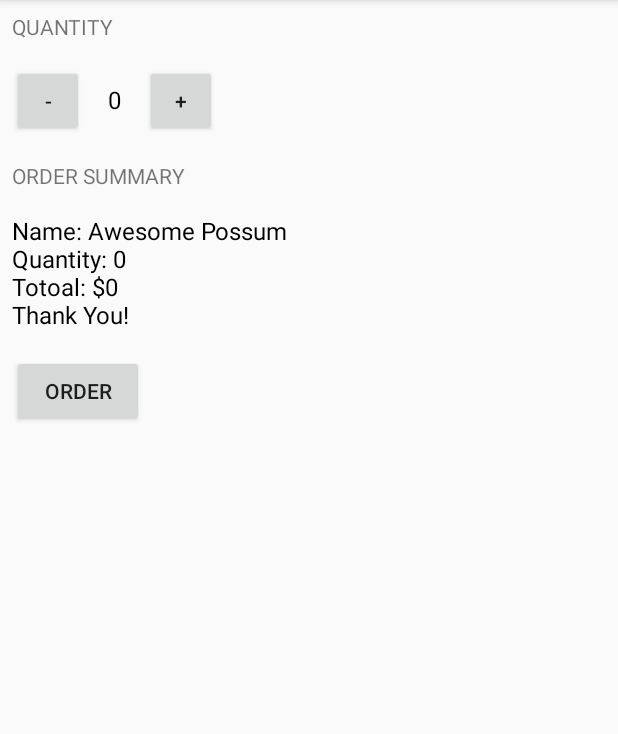
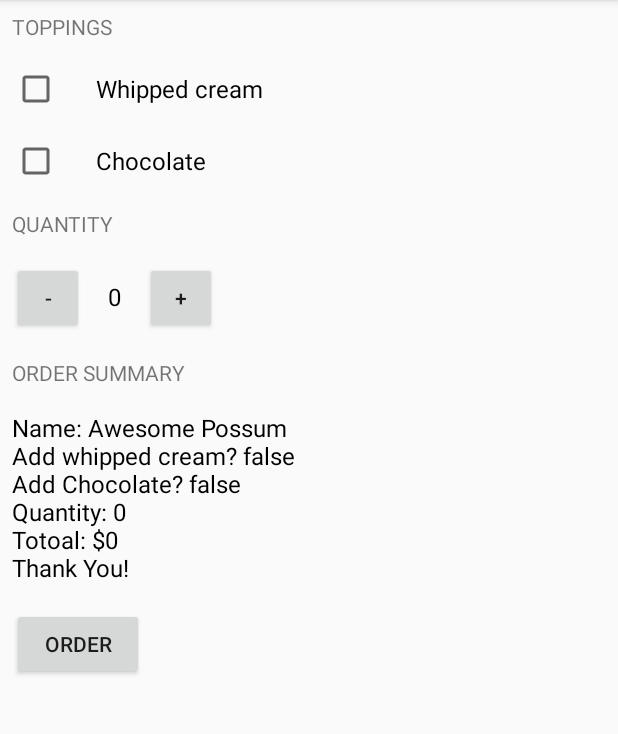
Before and after one commit to prateekgarg/justJava, an Android app: the screen it shows after launch (MainActivity), after a tap on "ORDER", on a phone screen of 412 x 824 dp, the part 84-818 px from its top. Run offline under Robolectric (Android 15) with nearby library versions, the phone set to English and light mode, and no system bars.

Commit message:
Completed till lesson 6, lesson 6

```diff
--- a/app/src/main/java/com/example/prateekgarg/justjava/MainActivity.java
+++ b/app/src/main/java/com/example/prateekgarg/justjava/MainActivity.java
@@ -5,9 +5,8 @@ package com.example.prateekgarg.justjava;
 import android.os.Bundle;
 import android.support.v7.app.AppCompatActivity;
 import android.view.View;
+import android.widget.CheckBox;
 import android.widget.TextView;
-
-import java.text.NumberFormat;
 
 public class MainActivity extends AppCompatActivity {
     int quantity = 0;
@@ -23,8 +22,11 @@ public class MainActivity extends AppCompatActivity {
      */
     public void submitOrder(View view) {
         int price = calculatePrice();
-
-        displayMessage(createOrderSummary(price));
+        boolean whippedCreamState = ((CheckBox) findViewById(R.id.whipped_cream_checkbox)).isChecked();
+        boolean chocolateState = ((CheckBox) findViewById(R.id.chocolate_checkbox)).isChecked();
+        //Log.v("Whipped Cream checkbox",  "" + whippedCreamState);
+        //Log.v("Chocolate checkbox",  "" + chocolateState);
+        displayMessage(createOrderSummary(price, whippedCreamState, chocolateState));
     }
 
     /**
@@ -40,6 +42,7 @@ public class MainActivity extends AppCompatActivity {
      */
     private void displayMessage(String message) {
         TextView orderSummaryTextView = findViewById(R.id.order_summary_text_view);
+        //orderSummaryTextView.
         orderSummaryTextView.setText(message);
     }
 
@@ -68,8 +71,8 @@ public class MainActivity extends AppCompatActivity {
     /*
     * Create a longer summary of the order. Hardcode the name for now
     * */
-    public String createOrderSummary(int price) {
-        String result = "Name: Awesome Possum\nQuantity: " + quantity + "\nTotoal: $" + price + "\nThank You!";
+    public String createOrderSummary(int price, boolean whippedCreamState, boolean chocolateState) {
+        String result = "Name: Awesome Possum" + "\nAdd whipped cream? " + whippedCreamState + "\nAdd Chocolate? " + chocolateState + "\nQuantity: " + quantity + "\nTotoal: $" + price + "\nThank You!";
         return result;
     }
 }
--- a/app/src/main/res/layout/activity_main.xml
+++ b/app/src/main/res/layout/activity_main.xml
@@ -5,10 +5,39 @@
     android:layout_height="match_parent"
     tools:context="com.example.prateekgarg.justjava.MainActivity">
 
+    <ScrollView
+        android:layout_width="match_parent"
+        android:layout_height="match_parent">
+
         <LinearLayout
             android:layout_width="match_parent"
             android:layout_height="match_parent"
             android:orientation="vertical">
+
+            <TextView
+                android:layout_width="wrap_content"
+                android:layout_height="wrap_content"
+                android:layout_margin="8dp"
+                android:text="Toppings"
+                android:textAllCaps="true" />
+
+            <CheckBox
+                android:id="@+id/whipped_cream_checkbox"
+                android:layout_width="wrap_content"
+                android:layout_height="wrap_content"
+                android:layout_margin="8dp"
+                android:paddingLeft="24dp"
+                android:text="Whipped cream"
+                android:textSize="16sp" />
+
+            <CheckBox
+                android:id="@+id/chocolate_checkbox"
+                android:layout_width="wrap_content"
+                android:layout_height="wrap_content"
+                android:layout_margin="8dp"
+                android:paddingLeft="24dp"
+                android:text="Chocolate"
+                android:textSize="16sp" />
 
             <TextView
                 android:layout_width="wrap_content"
@@ -74,5 +103,5 @@
                 android:textAllCaps="true" />
 
         </LinearLayout>
-
+    </ScrollView>
 </android.support.constraint.ConstraintLayout>
```
Lines whose indentation alone changed are shown as unchanged.
